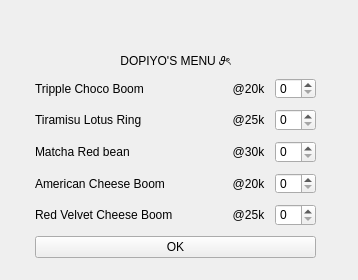
ayeshnabiha/Jualan-Donat, file menuorder.ui: the form before one commit.
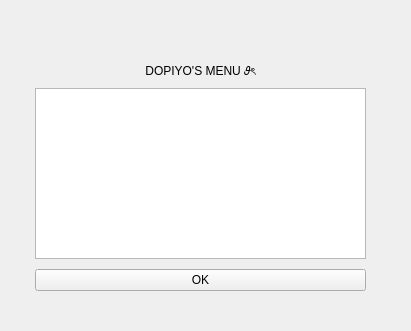
The form after the commit.

```diff
--- a/menuorder.ui
+++ b/menuorder.ui
@@ -6,8 +6,8 @@
    <rect>
     <x>0</x>
     <y>0</y>
-    <width>358</width>
-    <height>280</height>
+    <width>411</width>
+    <height>331</height>
    </rect>
   </property>
   <property name="windowTitle">
@@ -17,9 +17,9 @@
    <property name="geometry">
     <rect>
      <x>30</x>
-     <y>30</y>
-     <width>291</width>
-     <height>241</height>
+     <y>40</y>
+     <width>341</width>
+     <height>261</height>
     </rect>
    </property>
    <widget class="QWidget" name="verticalLayoutWidget">
@@ -27,8 +27,8 @@
      <rect>
       <x>0</x>
       <y>0</y>
-      <width>291</width>
-      <height>238</height>
+      <width>341</width>
+      <height>261</height>
      </rect>
     </property>
     <layout class="QVBoxLayout" name="verticalLayout">
@@ -49,6 +49,12 @@
      </property>
      <item>
       <widget class="QLabel" name="label_WelcomeTag">
+       <property name="sizePolicy">
+        <sizepolicy hsizetype="Preferred" vsizetype="Maximum">
+         <horstretch>0</horstretch>
+         <verstretch>0</verstretch>
+        </sizepolicy>
+       </property>
        <property name="text">
         <string/>
        </property>
@@ -59,6 +65,12 @@
      </item>
      <item>
       <widget class="QLabel" name="label_ShopTag">
+       <property name="sizePolicy">
+        <sizepolicy hsizetype="Preferred" vsizetype="Maximum">
+         <horstretch>0</horstretch>
+         <verstretch>0</verstretch>
+        </sizepolicy>
+       </property>
        <property name="text">
         <string>DOPIYO'S MENU 𝜗ৎ</string>
        </property>
@@ -68,228 +80,20 @@
       </widget>
      </item>
      <item>
-      <layout class="QGridLayout" name="gridLayout_1">
-       <property name="horizontalSpacing">
-        <number>10</number>
+      <widget class="QListWidget" name="listWidget">
+       <property name="sizePolicy">
+        <sizepolicy hsizetype="Minimum" vsizetype="Minimum">
+         <horstretch>0</horstretch>
+         <verstretch>0</verstretch>
+        </sizepolicy>
        </property>
-       <item row="0" column="1">
-        <widget class="QLabel" name="label_PriceTCB">
-         <property name="sizePolicy">
-          <sizepolicy hsizetype="Fixed" vsizetype="Preferred">
-           <horstretch>0</horstretch>
-           <verstretch>0</verstretch>
-          </sizepolicy>
-         </property>
-         <property name="text">
-          <string>@20k</string>
-         </property>
-         <property name="alignment">
-          <set>Qt::AlignmentFlag::AlignCenter</set>
-         </property>
-        </widget>
-       </item>
-       <item row="0" column="0">
-        <widget class="QLabel" name="label_TCB">
-         <property name="text">
-          <string>Tripple Choco Boom</string>
-         </property>
-         <property name="alignment">
-          <set>Qt::AlignmentFlag::AlignLeading|Qt::AlignmentFlag::AlignLeft|Qt::AlignmentFlag::AlignVCenter</set>
-         </property>
-        </widget>
-       </item>
-       <item row="0" column="2">
-        <widget class="QSpinBox" name="spinBox_TCB">
-         <property name="sizePolicy">
-          <sizepolicy hsizetype="Fixed" vsizetype="Fixed">
-           <horstretch>0</horstretch>
-           <verstretch>0</verstretch>
-          </sizepolicy>
-         </property>
-        </widget>
-       </item>
-      </layout>
-     </item>
-     <item>
-      <layout class="QGridLayout" name="gridLayout_2">
-       <property name="horizontalSpacing">
-        <number>10</number>
+       <property name="maximumSize">
+        <size>
+         <width>16777215</width>
+         <height>1500</height>
+        </size>
        </property>
-       <item row="0" column="1">
-        <widget class="QLabel" name="label_PriceTLR">
-         <property name="sizePolicy">
-          <sizepolicy hsizetype="Fixed" vsizetype="Preferred">
-           <horstretch>0</horstretch>
-           <verstretch>0</verstretch>
-          </sizepolicy>
-         </property>
-         <property name="text">
-          <string>@25k</string>
-         </property>
-         <property name="alignment">
-          <set>Qt::AlignmentFlag::AlignCenter</set>
-         </property>
-        </widget>
-       </item>
-       <item row="0" column="0">
-        <widget class="QLabel" name="label_TLR">
-         <property name="text">
-          <string>Tiramisu Lotus Ring</string>
-         </property>
-         <property name="alignment">
-          <set>Qt::AlignmentFlag::AlignLeading|Qt::AlignmentFlag::AlignLeft|Qt::AlignmentFlag::AlignVCenter</set>
-         </property>
-        </widget>
-       </item>
-       <item row="0" column="2">
-        <widget class="QSpinBox" name="spinBox_TLR">
-         <property name="sizePolicy">
-          <sizepolicy hsizetype="Fixed" vsizetype="Fixed">
-           <horstretch>0</horstretch>
-           <verstretch>0</verstretch>
-          </sizepolicy>
-         </property>
-        </widget>
-       </item>
-      </layout>
-     </item>
-     <item>
-      <layout class="QGridLayout" name="gridLayout_3">
-       <property name="horizontalSpacing">
-        <number>10</number>
-       </property>
-       <item row="0" column="1">
-        <widget class="QLabel" name="label_PriceMRB">
-         <property name="sizePolicy">
-          <sizepolicy hsizetype="Fixed" vsizetype="Preferred">
-           <horstretch>0</horstretch>
-           <verstretch>0</verstretch>
-          </sizepolicy>
-         </property>
-         <property name="text">
-          <string>@30k</string>
-         </property>
-         <property name="alignment">
-          <set>Qt::AlignmentFlag::AlignCenter</set>
-         </property>
-        </widget>
-       </item>
-       <item row="0" column="0">
-        <widget class="QLabel" name="label_MRB">
-         <property name="text">
-          <string>Matcha Red bean</string>
-         </property>
-         <property name="alignment">
-          <set>Qt::AlignmentFlag::AlignLeading|Qt::AlignmentFlag::AlignLeft|Qt::AlignmentFlag::AlignVCenter</set>
-         </property>
-        </widget>
-       </item>
-       <item row="0" column="2">
-        <widget class="QSpinBox" name="spinBox_MRB">
-         <property name="sizePolicy">
-          <sizepolicy hsizetype="Fixed" vsizetype="Fixed">
-           <horstretch>0</horstretch>
-           <verstretch>0</verstretch>
-          </sizepolicy>
-         </property>
-        </widget>
-       </item>
-      </layout>
-     </item>
-     <item>
-      <layout class="QGridLayout" name="gridLayout_4">
-       <property name="horizontalSpacing">
-        <number>10</number>
-       </property>
-       <item row="0" column="0">
-        <widget class="QLabel" name="label_ACB">
-         <property name="text">
-          <string>American Cheese Boom</string>
-         </property>
-         <property name="alignment">
-          <set>Qt::AlignmentFlag::AlignLeading|Qt::AlignmentFlag::AlignLeft|Qt::AlignmentFlag::AlignVCenter</set>
-         </property>
-        </widget>
-       </item>
-       <item row="0" column="2">
-        <widget class="QSpinBox" name="spinBox_ACB">
-         <property name="sizePolicy">
-          <sizepolicy hsizetype="Fixed" vsizetype="Fixed">
-           <horstretch>0</horstretch>
-           <verstretch>0</verstretch>
-          </sizepolicy>
-         </property>
-        </widget>
-       </item>
-       <item row="0" column="1">
-        <widget class="QLabel" name="label_PriceACB">
-         <property name="sizePolicy">
-          <sizepolicy hsizetype="Fixed" vsizetype="Preferred">
-           <horstretch>0</horstretch>
-           <verstretch>0</verstretch>
-          </sizepolicy>
-         </property>
-         <property name="text">
-          <string>@20k</string>
-         </property>
-         <property name="alignment">
-          <set>Qt::AlignmentFlag::AlignCenter</set>
-         </property>
-        </widget>
-       </item>
-      </layout>
-     </item>
-     <item>
-      <layout class="QGridLayout" name="gridLayout_5">
-       <property name="sizeConstraint">
-        <enum>QLayout::SizeConstraint::SetNoConstraint</enum>
-       </property>
-       <property name="horizontalSpacing">
-        <number>10</number>
-       </property>
-       <item row="0" column="1">
-        <widget class="QLabel" name="label_PriceRVCB">
-         <property name="sizePolicy">
-          <sizepolicy hsizetype="Fixed" vsizetype="Preferred">
-           <horstretch>0</horstretch>
-           <verstretch>0</verstretch>
-          </sizepolicy>
-         </property>
-         <property name="text">
-          <string>@25k</string>
-         </property>
-         <property name="alignment">
-          <set>Qt::AlignmentFlag::AlignCenter</set>
-         </property>
-        </widget>
-       </item>
-       <item row="0" column="0">
-        <widget class="QLabel" name="label_RVCB">
-         <property name="sizePolicy">
-          <sizepolicy hsizetype="Expanding" vsizetype="Preferred">
-           <horstretch>0</horstretch>
-           <verstretch>0</verstretch>
-          </sizepolicy>
-         </property>
-         <property name="text">
-          <string>Red Velvet Cheese Boom</string>
-         </property>
-         <property name="alignment">
-          <set>Qt::AlignmentFlag::AlignLeading|Qt::AlignmentFlag::AlignLeft|Qt::AlignmentFlag::AlignVCenter</set>
-         </property>
-        </widget>
-       </item>
-       <item row="0" column="2">
-        <widget class="QSpinBox" name="spinBox_RVCB">
-         <property name="sizePolicy">
-          <sizepolicy hsizetype="Fixed" vsizetype="Fixed">
-           <horstretch>0</horstretch>
-           <verstretch>0</verstretch>
-          </sizepolicy>
-         </property>
-        </widget>
-       </item>
-      </layout>
+      </widget>
      </item>
      <item>
       <widget class="QPushButton" name="pushButton_OK">
```
